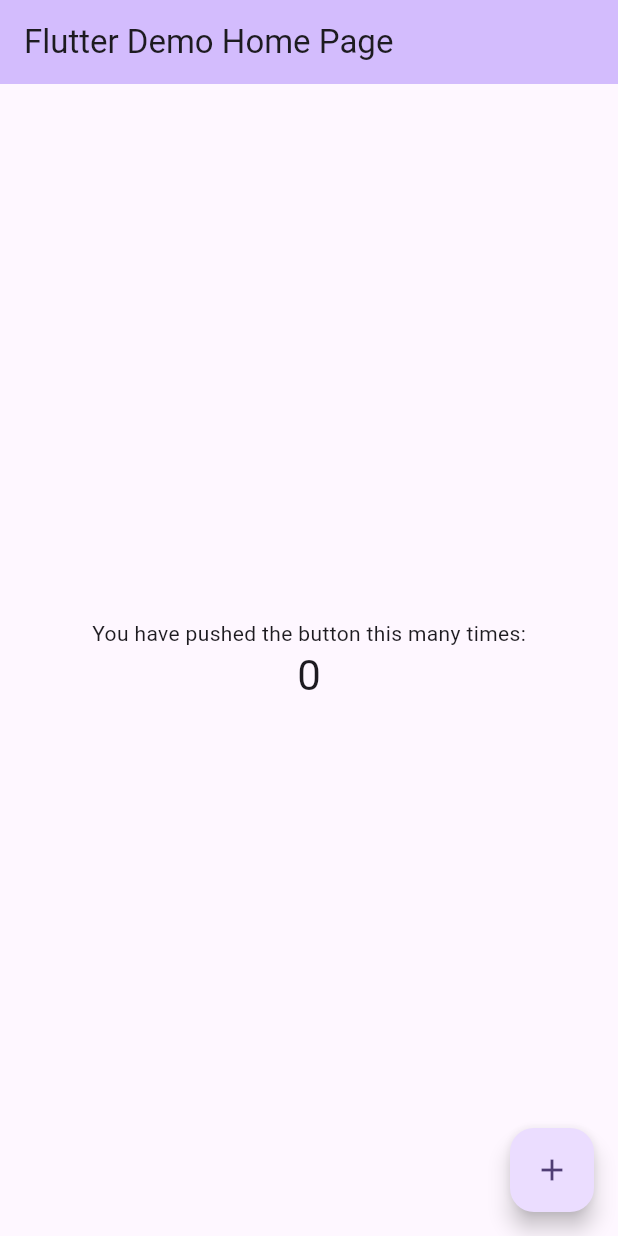
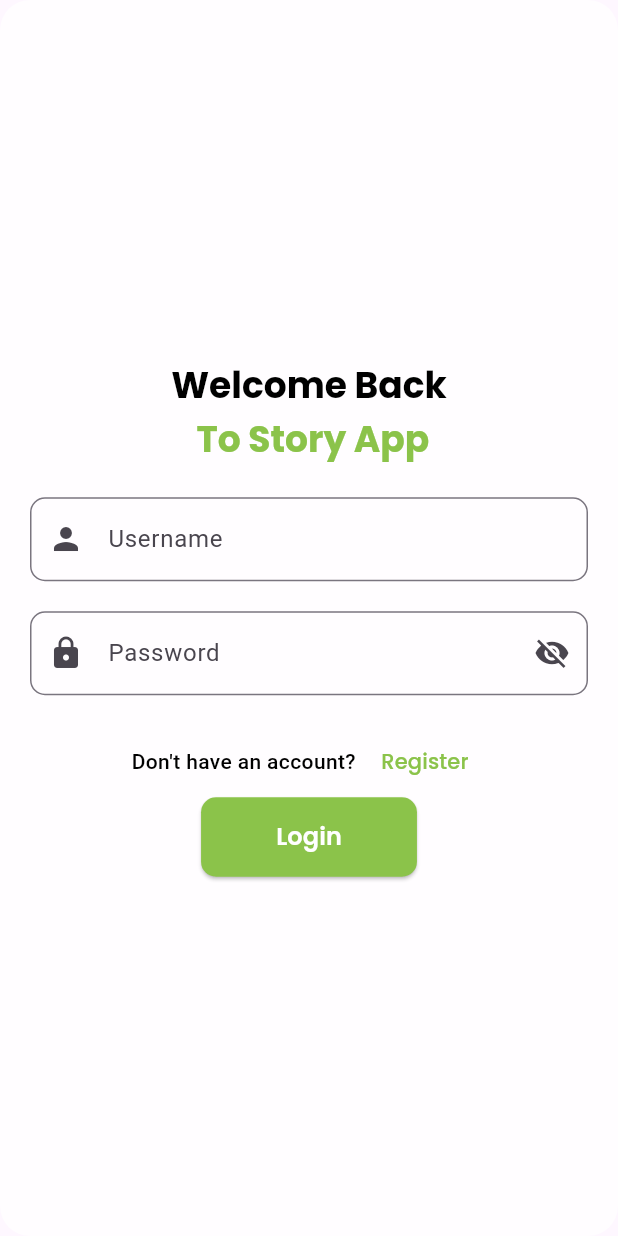
Before and after one commit to Lixmmy/intermediate_project, a Flutter app: the screen it shows after launch, on a phone screen of 412 x 824 dp. Run offline on Flutter 3.47's test engine with Material 3 defaults, Android fonts, the phone set to English and light mode, and no system bars; our stand-ins replace connectivity_plus, equatable, go_router, google_fonts, internet_connection_checker_plus, shared_preferences.

Commit message:
membuat page regis dan login tinggal membuat provider terlebih dahulu

```diff
--- a/lib/main.dart
+++ b/lib/main.dart
@@ -1,122 +1,30 @@
 import 'package:flutter/material.dart';
+import 'package:intermediate_project/routes/my_router.dart';
 
 void main() {
   runApp(const MyApp());
 }
 
-class MyApp extends StatelessWidget {
+class MyApp extends StatefulWidget {
   const MyApp({super.key});
 
-  // This widget is the root of your application.
   @override
-  Widget build(BuildContext context) {
-    return MaterialApp(
-      title: 'Flutter Demo',
-      theme: ThemeData(
-        // This is the theme of your application.
-        //
-        // TRY THIS: Try running your application with "flutter run". You'll see
-        // the application has a purple toolbar. Then, without quitting the app,
-        // try changing the seedColor in the colorScheme below to Colors.green
-        // and then invoke "hot reload" (save your changes or press the "hot
-        // reload" button in a Flutter-supported IDE, or press "r" if you used
-        // the command line to start the app).
-        //
-        // Notice that the counter didn't reset back to zero; the application
-        // state is not lost during the reload. To reset the state, use hot
-        // restart instead.
-        //
-        // This works for code too, not just values: Most code changes can be
-        // tested with just a hot reload.
-        colorScheme: .fromSeed(seedColor: Colors.deepPurple),
-      ),
-      home: const MyHomePage(title: 'Flutter Demo Home Page'),
-    );
-  }
+  State<MyApp> createState() => _MyAppState();
 }
 
-class MyHomePage extends StatefulWidget {
-  const MyHomePage({super.key, required this.title});
-
-  // This widget is the home page of your application. It is stateful, meaning
-  // that it has a State object (defined below) that contains fields that affect
-  // how it looks.
-
-  // This class is the configuration for the state. It holds the values (in this
-  // case the title) provided by the parent (in this case the App widget) and
-  // used by the build method of the State. Fields in a Widget subclass are
-  // always marked "final".
-
-  final String title;
+class _MyAppState extends State<MyApp> {
 
   @override
-  State<MyHomePage> createState() => _MyHomePageState();
-}
-
-class _MyHomePageState extends State<MyHomePage> {
-  int _counter = 0;
-
-  void _incrementCounter() {
-    setState(() {
-      // This call to setState tells the Flutter framework that something has
-      // changed in this State, which causes it to rerun the build method below
-      // so that the display can reflect the updated values. If we changed
-      // _counter without calling setState(), then the build method would not be
-      // called again, and so nothing would appear to happen.
-      _counter++;
-    });
+  void initState() {
+    super.initState();
   }
 
   @override
   Widget build(BuildContext context) {
-    // This method is rerun every time setState is called, for instance as done
-    // by the _incrementCounter method above.
-    //
-    // The Flutter framework has been optimized to make rerunning build methods
-    // fast, so that you can just rebuild anything that needs updating rather
-    // than having to individually change instances of widgets.
-    return Scaffold(
-      appBar: AppBar(
-        // TRY THIS: Try changing the color here to a specific color (to
-        // Colors.amber, perhaps?) and trigger a hot reload to see the AppBar
-        // change color while the other colors stay the same.
-        backgroundColor: Theme.of(context).colorScheme.inversePrimary,
-        // Here we take the value from the MyHomePage object that was created by
-        // the App.build method, and use it to set our appbar title.
-        title: Text(widget.title),
-      ),
-      body: Center(
-        // Center is a layout widget. It takes a single child and positions it
-        // in the middle of the parent.
-        child: Column(
-          // Column is also a layout widget. It takes a list of children and
-          // arranges them vertically. By default, it sizes itself to fit its
-          // children horizontally, and tries to be as tall as its parent.
-          //
-          // Column has various properties to control how it sizes itself and
-          // how it positions its children. Here we use mainAxisAlignment to
-          // center the children vertically; the main axis here is the vertical
-          // axis because Columns are vertical (the cross axis would be
-          // horizontal).
-          //
-          // TRY THIS: Invoke "debug painting" (choose the "Toggle Debug Paint"
-          // action in the IDE, or press "p" in the console), to see the
-          // wireframe for each widget.
-          mainAxisAlignment: .center,
-          children: [
-            const Text('You have pushed the button this many times:'),
-            Text(
-              '$_counter',
-              style: Theme.of(context).textTheme.headlineMedium,
-            ),
-          ],
-        ),
-      ),
-      floatingActionButton: FloatingActionButton(
-        onPressed: _incrementCounter,
-        tooltip: 'Increment',
-        child: const Icon(Icons.add),
-      ),
+    return MaterialApp.router(
+      title: 'Flutter Demo',
+      theme: ThemeData(colorScheme: .fromSeed(seedColor: Colors.deepPurple)),
+      routerConfig: myRouter,
     );
   }
 }
--- /dev/null
+++ b/lib/page/login_page.dart
@@ -0,0 +1,172 @@
+import 'package:flutter/material.dart';
+import 'package:go_router/go_router.dart';
+import 'package:google_fonts/google_fonts.dart';
+
+class LoginPage extends StatefulWidget {
+  const LoginPage({super.key});
+
+  @override
+  State<LoginPage> createState() => _LoginPageState();
+}
+
+class _LoginPageState extends State<LoginPage> {
+  final _formKey = GlobalKey<FormState>();
+  final TextEditingController _usernameController = TextEditingController();
+  final TextEditingController _passwordController = TextEditingController();
+  bool _isPasswordVisible = true;
+
+  @override
+  void dispose() {
+    _usernameController.dispose();
+    _passwordController.dispose();
+    super.dispose();
+  }
+
+  @override
+  Widget build(BuildContext context) {
+    return Scaffold(
+      body: Container(
+        decoration: BoxDecoration(
+          color: Colors.white70,
+          borderRadius: BorderRadius.circular(20),
+        ),
+        child: Form(
+          key: _formKey,
+          child: Column(
+            crossAxisAlignment: CrossAxisAlignment.center,
+            mainAxisAlignment: MainAxisAlignment.center,
+            children: [
+              RichText(
+                textAlign: TextAlign.center,
+                text: TextSpan(
+                  text: 'Welcome Back\n',
+                  style: GoogleFonts.poppins(
+                    fontSize: 24,
+                    fontWeight: FontWeight.bold,
+                    color: Colors.black,
+                  ),
+                  children: [
+                    TextSpan(
+                      text: ' To Story App',
+                      style: GoogleFonts.poppins(
+                        fontSize: 24,
+                        fontWeight: FontWeight.bold,
+                        color: Colors.lightGreen,
+                      ),
+                    ),
+                  ],
+                ),
+              ),
+              const SizedBox(height: 20),
+              Padding(
+                padding: const EdgeInsets.symmetric(horizontal: 20),
+                child: TextFormField(
+                  controller: _usernameController,
+                  decoration: InputDecoration(
+                    labelText: 'Username',
+                    prefixIcon: const Icon(Icons.person),
+                    border: OutlineInputBorder(
+                      borderRadius: BorderRadius.circular(10),
+                    ),
+                  ),
+                  validator: (value) {
+                    if (value == null || value.isEmpty) {
+                      return 'Please enter your username';
+                    }
+                    return null;
+                  },
+                ),
+              ),
+              const SizedBox(height: 20),
+              Padding(
+                padding: const EdgeInsets.symmetric(horizontal: 20),
+                child: TextFormField(
+                  controller: _passwordController,
+                  obscureText: _isPasswordVisible,
+                  decoration: InputDecoration(
+                    labelText: 'Password',
+                    border: OutlineInputBorder(
+                      borderRadius: BorderRadius.circular(10),
+                    ),
+                    prefixIcon: const Icon(Icons.lock),
+                    suffixIcon: IconButton(
+                      icon: _isPasswordVisible
+                          ? const Icon(Icons.visibility_off)
+                          : const Icon(Icons.visibility),
+                      onPressed: () {
+                        setState(() {
+                          _isPasswordVisible = !_isPasswordVisible;
+                        });
+                      },
+                    ),
+                  ),
+                  validator: (value) {
+                    if (value == null || value.isEmpty) {
+                      return 'Please enter your password';
+                    }
+                    if (value.length < 8) {
+                      return 'Password must be at least 8 characters';
+                    }
+                    return null;
+                  },
+                ),
+              ),
+
+              const SizedBox(height: 20),
+              Row(
+                mainAxisAlignment: MainAxisAlignment.center,
+                children: [
+                  const Text(
+                    'Don\'t have an account?',
+                    style: TextStyle(
+                      fontSize: 14,
+                      color: Colors.black,
+                      fontWeight: FontWeight.w500,
+                    ),
+                  ),
+                  const SizedBox(width: 5),
+                  TextButton(
+                    onPressed: () {
+                      context.goNamed('register');
+                    },
+                    child: Text(
+                      'Register',
+                      style: GoogleFonts.poppins(
+                        fontSize: 14,
+                        color: Colors.lightGreen,
+                        fontWeight: FontWeight.w500,
+                      ),
+                    ),
+                  ),
+                ],
+              ),
+              ElevatedButton(
+                onPressed: () {
+                  if (_formKey.currentState!.validate()) {}
+                },
+                style: ElevatedButton.styleFrom(
+                  backgroundColor: Colors.lightGreen,
+                  padding: const EdgeInsets.symmetric(
+                    horizontal: 50,
+                    vertical: 15,
+                  ),
+                  shape: RoundedRectangleBorder(
+                    borderRadius: BorderRadius.circular(10),
+                  ),
+                ),
+                child: Text(
+                  'Login',
+                  style: GoogleFonts.poppins(
+                    fontSize: 16,
+                    color: Colors.white,
+                    fontWeight: FontWeight.w600,
+                  ),
+                ),
+              ),
+            ],
+          ),
+        ),
+      ),
+    );
+  }
+}
--- /dev/null
+++ b/lib/routes/my_router.dart
@@ -0,0 +1,18 @@
+import 'package:go_router/go_router.dart';
+import 'package:intermediate_project/page/login_page.dart';
+import 'package:intermediate_project/page/register_page.dart';
+
+GoRouter myRouter = GoRouter(
+  routes: [
+    GoRoute(
+      path: '/',
+      name: 'login',
+      builder: (context, state) => const LoginPage(),
+    ),
+    GoRoute(
+      path: '/register',
+      name: 'register',
+      builder: (context, state) => const RegisterPage(),
+    ),
+  ],
+);
--- a/pubspec.yaml
+++ b/pubspec.yaml
@@ -39,6 +39,9 @@ dependencies:
   internet_connection_checker_plus: ^2.9.1+2
   connectivity_plus: ^7.1.0
   equatable: ^2.0.8
+  provider: ^6.1.5+1
+  go_router: ^17.2.0
+  google_fonts: ^8.0.2
 
 dev_dependencies:
   flutter_test:
```
Also changed, not shown: lib/page/list_story_page.dart (added, +17 -0 lines), lib/page/register_page.dart (added, +152 -0 lines), lib/provider/register_provider.dart (added, +34 -0 lines), lib/service/api_service.dart (+57 -0 lines), pubspec.lock, 2 other files.
